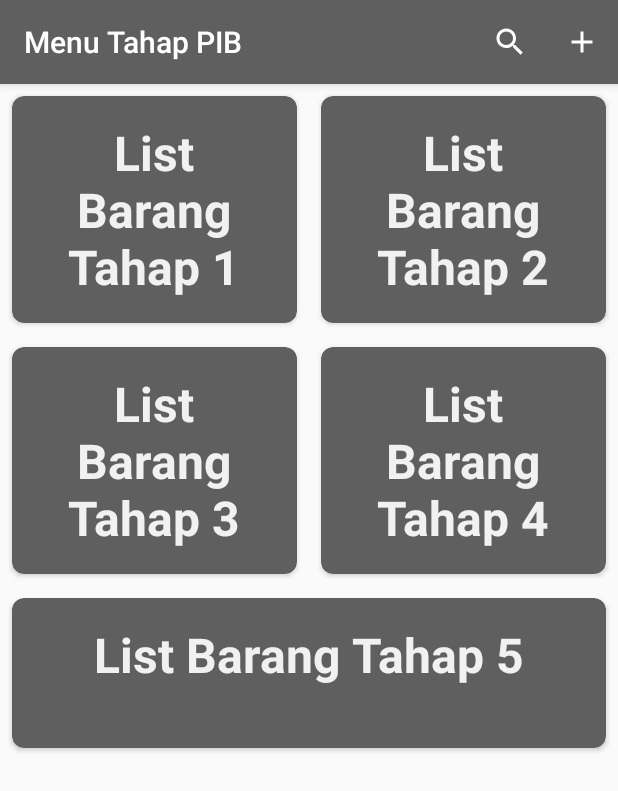
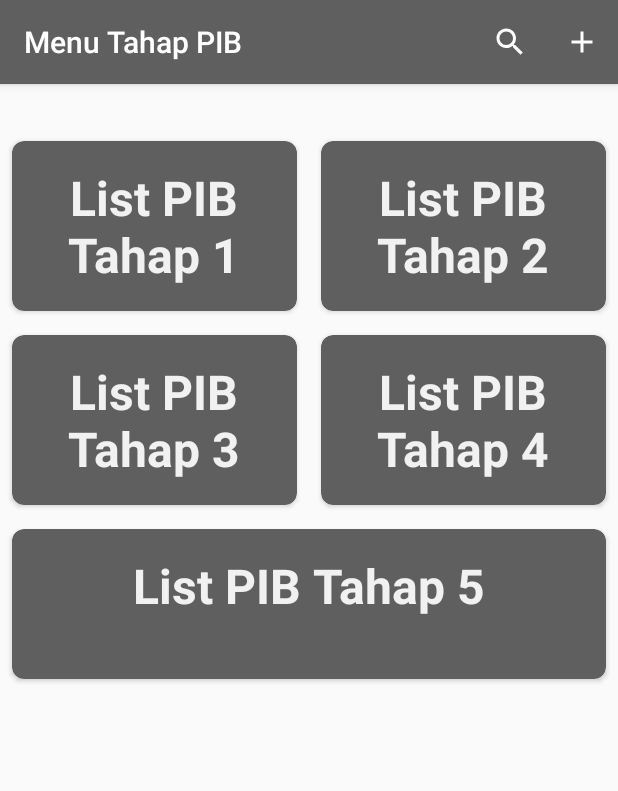
Before and after one commit to agung-ap/tracking-pib, an Android app: the screen it shows after launch once a user with an empty profile is signed in (MenuPibActivity), after a tap on "Data Pib", on a phone screen of 412 x 824 dp. Shown: the top 791 px of the screen. Run offline under Robolectric (Android 15) with nearby library versions, the phone set to English and light mode, and no system bars; our stand-ins replace Firebase (no records; nobody signed in at launch, a user with empty details on screens opened directly); 2 statements that could not run were skipped.

Commit message:
menu PIB

```diff
--- a/app/src/main/AndroidManifest.xml
+++ b/app/src/main/AndroidManifest.xml
@@ -6,7 +6,7 @@
 
     <application
         android:allowBackup="true"
-        android:icon="@mipmap/ic_launcher"
+        android:icon="@drawable/iconpib"
         android:label="@string/app_name"
         android:roundIcon="@mipmap/ic_launcher_round"
         android:supportsRtl="true"
--- a/app/src/main/java/id/developer/trackingpib/MainActivity.java
+++ b/app/src/main/java/id/developer/trackingpib/MainActivity.java
@@ -12,6 +12,7 @@ import android.support.v7.widget.CardView;
 import android.view.Menu;
 import android.view.MenuItem;
 import android.view.View;
+import android.widget.TextView;
 
 import com.google.firebase.auth.FirebaseAuth;
 import com.google.firebase.auth.FirebaseUser;
@@ -64,8 +65,16 @@ public class MainActivity extends AppCompatActivity {
 
     private void bindView(){
         chat = findViewById(R.id.chat_card);
+        TextView chatText = findViewById(R.id.chat);
         pib = findViewById(R.id.data_pib_card);
         aboutUs = findViewById(R.id.about_us_card);
+
+        if (userStatus.equals("USER")){
+            chatText.setText("Chat Admin");
+
+        }else {
+            chatText.setText("List Chat");
+        }
     }
 
     private void cardMenu(){
--- a/app/src/main/res/layout/activity_menu_pib.xml
+++ b/app/src/main/res/layout/activity_menu_pib.xml
@@ -10,6 +10,7 @@
     <LinearLayout
         android:layout_width="match_parent"
         android:layout_height="wrap_content"
+        android:layout_marginTop="30dp"
         android:orientation="horizontal">
 
         <android.support.v7.widget.CardView
@@ -31,7 +32,7 @@
                 android:layout_height="wrap_content"
                 android:layout_margin="16dp"
                 android:maxLength="50"
-                android:text="List Barang Tahap 1"
+                android:text="List PIB Tahap 1"
                 android:textAlignment="center"
                 android:textColor="#f1f1f1"
                 android:textSize="32sp"
@@ -56,7 +57,7 @@
             <TextView
                 android:layout_width="match_parent"
                 android:layout_height="wrap_content"
-                android:text="List Barang Tahap 2"
+                android:text="List PIB Tahap 2"
                 android:textAlignment="center"
                 android:layout_margin="16dp"
                 android:textStyle="bold"
@@ -90,7 +91,7 @@
             <TextView
                 android:layout_width="match_parent"
                 android:layout_height="wrap_content"
-                android:text="List Barang Tahap 3"
+                android:text="List PIB Tahap 3"
                 android:textAlignment="center"
                 android:layout_margin="16dp"
                 android:textStyle="bold"
@@ -117,7 +118,7 @@
             <TextView
                 android:layout_width="match_parent"
                 android:layout_height="wrap_content"
-                android:text="List Barang Tahap 4"
+                android:text="List PIB Tahap 4"
                 android:textAlignment="center"
                 android:layout_margin="16dp"
                 android:textStyle="bold"
@@ -145,7 +146,7 @@
         <TextView
             android:layout_width="match_parent"
             android:layout_height="wrap_content"
-            android:text="List Barang Tahap 5"
+            android:text="List PIB Tahap 5"
             android:textAlignment="center"
             android:layout_margin="16dp"
             android:textStyle="bold"
```
Also changed, not shown: app/src/main/res/drawable-xhdpi/iconpib.png (added).
